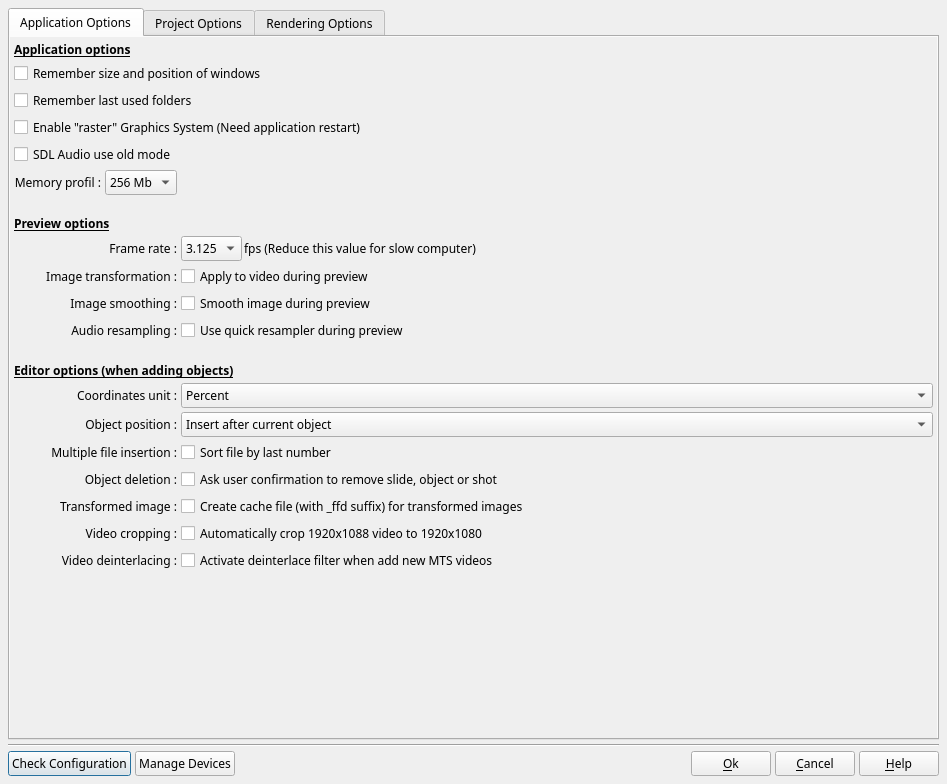
This is src/ffDiaporama/DlgAppSettings/DlgApplicationSettings.ui in boenki/ffdiaporama as Qt 5 draws it before an edit. The edited form follows.
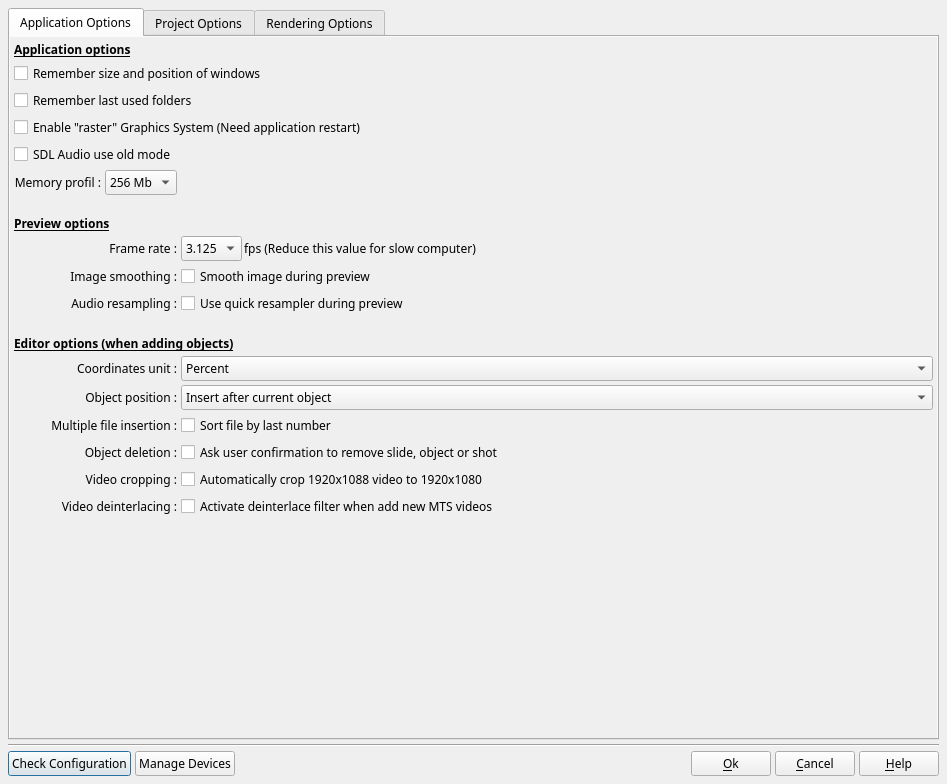
This is the edited form. The open tabs and pages were chosen to show the change. Icons and pictures are not drawn.

Commit message: French version / Nouveautés : -Fusion des boites Edit Image et Edit Video -Ajoute la combo box de sélection de la forme dans la boite Edit Image -Supprime l'option de mise en cache des images transformées dans la boite d'option -Supprime l'option de désactivation des transformations durant la prévisualitation dans la boite d'option -Rend tous les filtres de transformation progressifs -Autorise le filtre blur/sharpen aussi pour les vidéos -Ajoute les filtres Negatif et Emboss(Estamper)

Diff of the .ui file:
```diff
--- a/src/ffDiaporama/DlgAppSettings/DlgApplicationSettings.ui
+++ b/src/ffDiaporama/DlgAppSettings/DlgApplicationSettings.ui
@@ -202,27 +202,7 @@
              </item>
             </layout>
            </item>
-           <item row="10" column="0">
-            <widget class="QLabel" name="label_16">
-             <property name="text">
-              <string>Image transformation :</string>
-             </property>
-             <property name="alignment">
-              <set>Qt::AlignRight|Qt::AlignTrailing|Qt::AlignVCenter</set>
-             </property>
-            </widget>
-           </item>
-           <item row="10" column="1">
-            <widget class="QCheckBox" name="ApplyTransfoDuringPreviewCB">
-             <property name="toolTip">
-              <string>If this box is checked, the transformation effects will be applied to the video images during the preview</string>
-             </property>
-             <property name="text">
-              <string>Apply to video during preview</string>
-             </property>
-            </widget>
-           </item>
-           <item row="15" column="0" colspan="2">
+           <item row="14" column="0" colspan="2">
             <widget class="QLabel" name="label">
              <property name="font">
               <font>
@@ -239,7 +219,7 @@
              </property>
             </widget>
            </item>
-           <item row="17" column="0">
+           <item row="16" column="0">
             <widget class="QLabel" name="label_2">
              <property name="text">
               <string>Object position :</string>
@@ -252,7 +232,7 @@
              </property>
             </widget>
            </item>
-           <item row="17" column="1">
+           <item row="16" column="1">
             <widget class="QComboBox" name="AppendObjectCB">
              <property name="toolTip">
               <string>Select the position where new objects are placed on the timeline during insertion</string>
@@ -269,7 +249,7 @@
              </item>
             </widget>
            </item>
-           <item row="18" column="0">
+           <item row="17" column="0">
             <widget class="QLabel" name="label_26">
              <property name="text">
               <string>Multiple file insertion :</string>
@@ -279,7 +259,14 @@
              </property>
             </widget>
            </item>
-           <item row="18" column="1">
+           <item row="20" column="1">
+            <widget class="QCheckBox" name="DeinterlaceCB">
+             <property name="text">
+              <string>Activate deinterlace filter when add new MTS videos</string>
+             </property>
+            </widget>
+           </item>
+           <item row="17" column="1">
             <widget class="QCheckBox" name="SortFileCB">
              <property name="toolTip">
               <string>If this box is checked, files will be sorted by last number when you select multiple files in Add file</string>
@@ -289,7 +276,7 @@
              </property>
             </widget>
            </item>
-           <item row="26" column="0">
+           <item row="24" column="0">
             <spacer name="verticalSpacer_2">
              <property name="orientation">
               <enum>Qt::Vertical</enum>
@@ -302,7 +289,7 @@
              </property>
             </spacer>
            </item>
-           <item row="19" column="1">
+           <item row="18" column="1">
             <widget class="QCheckBox" name="AskUserToRemove">
              <property name="toolTip">
               <string>If this box is checked, a confirmation dialog is displayed every time you remove an object</string>
@@ -312,7 +299,7 @@
              </property>
             </widget>
            </item>
-           <item row="19" column="0">
+           <item row="18" column="0">
             <widget class="QLabel" name="label_33">
              <property name="text">
               <string>Object deletion :</string>
@@ -322,7 +309,7 @@
              </property>
             </widget>
            </item>
-           <item row="16" column="0">
+           <item row="15" column="0">
             <widget class="QLabel" name="label_34">
              <property name="text">
               <string>Coordinates unit :</string>
@@ -332,7 +319,7 @@
              </property>
             </widget>
            </item>
-           <item row="16" column="1">
+           <item row="15" column="1">
             <widget class="QComboBox" name="UnitCB">
              <property name="toolTip">
               <string>Select the unit of coordinates which will be used in the properties dialog box</string>
@@ -356,7 +343,7 @@
              </property>
             </widget>
            </item>
-           <item row="11" column="0">
+           <item row="10" column="0">
             <widget class="QLabel" name="label_42">
              <property name="text">
               <string>Image smoothing :</string>
@@ -366,21 +353,21 @@
              </property>
             </widget>
            </item>
-           <item row="11" column="1">
+           <item row="10" column="1">
             <widget class="QCheckBox" name="SmoothImageDuringPreviewCB">
              <property name="text">
               <string>Smooth image during preview</string>
              </property>
             </widget>
            </item>
-           <item row="12" column="1">
+           <item row="11" column="1">
             <widget class="QCheckBox" name="QuickResamplingPreviewCB">
              <property name="text">
               <string>Use quick resampler during preview</string>
              </property>
             </widget>
            </item>
-           <item row="12" column="0">
+           <item row="11" column="0">
             <widget class="QLabel" name="label_90">
              <property name="text">
               <string>Audio resampling :</string>
@@ -448,24 +435,7 @@
              </item>
             </layout>
            </item>
-           <item row="20" column="0">
-            <widget class="QLabel" name="label_97">
-             <property name="text">
-              <string>Transformed image :</string>
-             </property>
-             <property name="alignment">
-              <set>Qt::AlignRight|Qt::AlignTrailing|Qt::AlignVCenter</set>
-             </property>
-            </widget>
-           </item>
-           <item row="20" column="1">
-            <widget class="QCheckBox" name="CacheTransformedImagesCB">
-             <property name="text">
-              <string>Create cache file (with _ffd suffix) for transformed images</string>
-             </property>
-            </widget>
-           </item>
-           <item row="21" column="0">
+           <item row="19" column="0">
             <widget class="QLabel" name="label_99">
              <property name="text">
               <string>Video cropping :</string>
@@ -475,21 +445,14 @@
              </property>
             </widget>
            </item>
-           <item row="21" column="1">
+           <item row="19" column="1">
             <widget class="QCheckBox" name="Crop1088To1080CB">
              <property name="text">
               <string>Automatically crop 1920x1088 video to 1920x1080</string>
              </property>
             </widget>
            </item>
-           <item row="22" column="1">
-            <widget class="QCheckBox" name="DeinterlaceCB">
-             <property name="text">
-              <string>Activate deinterlace filter when add new MTS videos</string>
-             </property>
-            </widget>
-           </item>
-           <item row="22" column="0">
+           <item row="20" column="0">
             <widget class="QLabel" name="label_100">
              <property name="text">
               <string>Video deinterlacing :</string>
```
Left out of the diff: 4 changed lines with no effect on the pictures. The commit also changes 59 other files.
